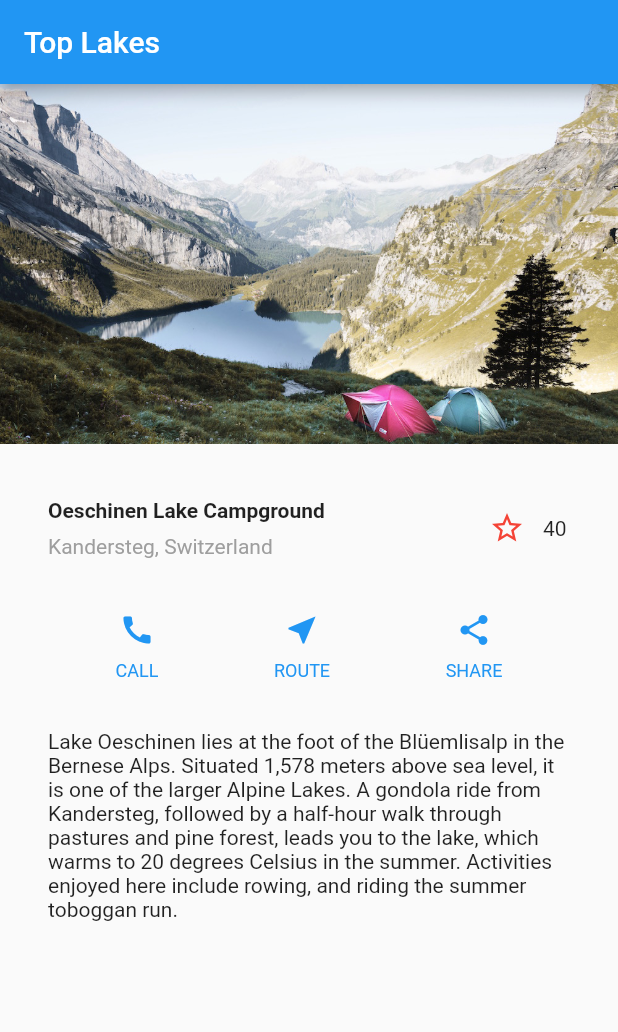
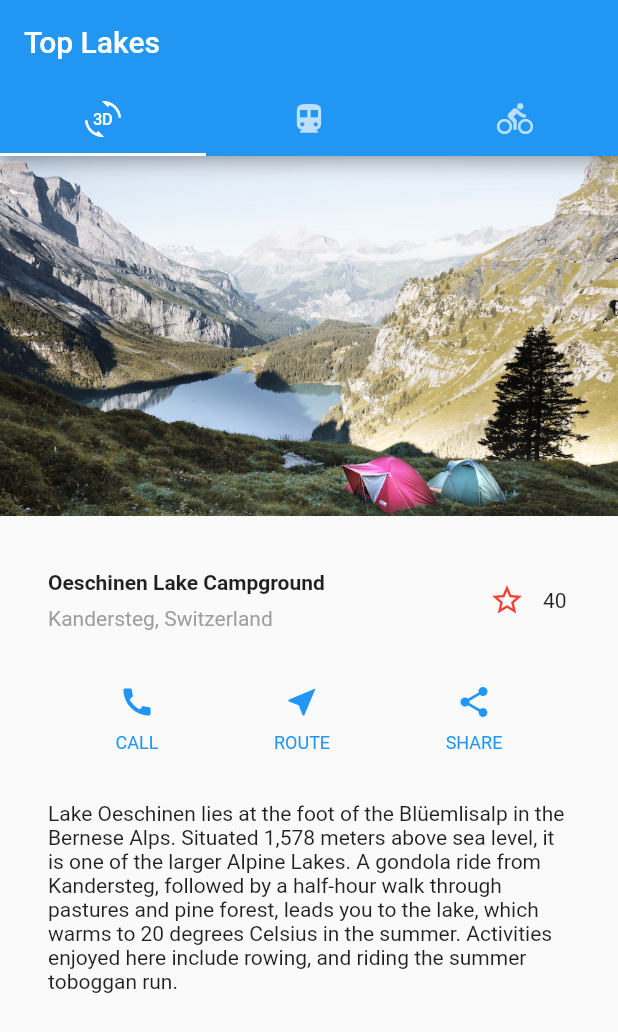
Before and after one commit to kdylko/kid, a Flutter app: the screen it shows after launch, after a tap on the "star" icon, on a phone screen of 412 x 824 dp. Shown: the top 1032 px of the screen. Run offline on Flutter 3.47's test engine with Material 2 defaults, Android fonts, the phone set to English and light mode, and no system bars; missing offline and left inert: spritewidget.

```diff
--- /dev/null
+++ b/kid/lib/favouritewidget.dart
@@ -0,0 +1,49 @@
+import 'package:flutter/material.dart';
+
+class FavoriteWidget extends StatefulWidget {
+  @override
+  _FavoriteWidgetState createState() => new _FavoriteWidgetState();
+}
+
+class _FavoriteWidgetState extends State<FavoriteWidget> {
+  bool _isFavorited = true;
+  int _favoriteCount = 41;
+
+  void _toggleFavorite() {
+    setState(() {
+      // If the lake is currently favorited, unfavorite it.
+      if (_isFavorited) {
+        _favoriteCount -= 1;
+        _isFavorited = false;
+        // Otherwise, favorite it.
+      } else {
+        _favoriteCount += 1;
+        _isFavorited = true;
+      }
+    });
+  }
+  @override
+  Widget build(BuildContext context) {
+    return new Row(
+      mainAxisSize: MainAxisSize.min,
+      children: [
+        new Container(
+          padding: new EdgeInsets.all(0.0),
+          child: new IconButton(
+            icon: (_isFavorited
+                ? new Icon(Icons.star)
+                : new Icon(Icons.star_border)),
+            color: Colors.red[500],
+            onPressed: _toggleFavorite,
+          ),
+        ),
+        new SizedBox(
+          width: 18.0,
+          child: new Container(
+            child: new Text('$_favoriteCount'),
+          ),
+        ),
+      ],
+    );
+  }
+}
--- a/kid/lib/main.dart
+++ b/kid/lib/main.dart
@@ -6,58 +6,13 @@ import 'package:flutter/cupertino.dart';
 import 'package:flutter/material.dart';
 // Uncomment lines 7 and 10 to view the visual layout at runtime.
 //import 'package:flutter/rendering.dart' show debugPaintSizeEnabled;
+import 'favouritewidget.dart';
+import 'spriteapp.dart';
+import 'package:spritewidget/spritewidget.dart';
 
 void main() {
   //debugPaintSizeEnabled = true;
   runApp(new MyApp());
-}
-
-class FavoriteWidget extends StatefulWidget {
-  @override
-  _FavoriteWidgetState createState() => new _FavoriteWidgetState();
-}
-
-class _FavoriteWidgetState extends State<FavoriteWidget> {
-  bool _isFavorited = true;
-  int _favoriteCount = 41;
-
-  void _toggleFavorite() {
-    setState(() {
-      // If the lake is currently favorited, unfavorite it.
-      if (_isFavorited) {
-        _favoriteCount -= 1;
-        _isFavorited = false;
-        // Otherwise, favorite it.
-      } else {
-        _favoriteCount += 1;
-        _isFavorited = true;
-      }
-    });
-  }
-  @override
-  Widget build(BuildContext context) {
-    return new Row(
-      mainAxisSize: MainAxisSize.min,
-      children: [
-        new Container(
-          padding: new EdgeInsets.all(0.0),
-          child: new IconButton(
-            icon: (_isFavorited
-                ? new Icon(Icons.star)
-                : new Icon(Icons.star_border)),
-            color: Colors.red[500],
-            onPressed: _toggleFavorite,
-          ),
-        ),
-        new SizedBox(
-          width: 18.0,
-          child: new Container(
-            child: new Text('$_favoriteCount'),
-          ),
-        ),
-      ],
-    );
-  }
 }
 
 
@@ -139,13 +94,8 @@ Lake Oeschinen lies at the foot of the Blüemlisalp in the Bernese Alps. Situate
       ),
     );
 
-    return new MaterialApp(
-      title: 'Flutter Demo',
-      home: new Scaffold(
-        appBar: new AppBar(
-          title: new Text('Top Lakes'),
-        ),
-        body: new ListView(
+
+    Widget demoapp = new Column(
       children: [
         new Image.asset(
               'images/lake.jpg',
@@ -156,8 +106,36 @@ Lake Oeschinen lies at the foot of the Blüemlisalp in the Bernese Alps. Situate
         titleSection,
         buttonSection,
         textSection,
+      ]
+    );
 
+    Widget secondtab = new Center(
+      child: new Game(),
+    );
+
+    return new MaterialApp(
+      title: 'Flutter Demo',
+      home: new DefaultTabController(
+        length:3,
+        child: new Scaffold(
+          appBar: new AppBar(
+            bottom: new TabBar(
+              tabs: <Widget>[
+                new Tab(icon: new Icon(Icons.threed_rotation)),
+                new Tab(icon: new Icon(Icons.directions_transit)),
+                new Tab(icon: new Icon(Icons.directions_bike)),
               ],
+            ),
+            title: new Text('Top Lakes'),
+          ),
+          body: new TabBarView(
+            children: [
+              demoapp,
+              secondtab,
+              new Icon(Icons.directions_bike),
+
+            ]
+          ),
         ),
       ),
     );
--- /dev/null
+++ b/kid/lib/spriteapp.dart
@@ -0,0 +1,25 @@
+import 'package:flutter/material.dart';
+import 'package:spritewidget/spritewidget.dart';
+
+class Game extends StatefulWidget {
+  @override
+  MyWidgetState createState() => new MyWidgetState();
+}
+
+class MyWidgetState extends State<Game> {
+  NodeWithSize rootNode;
+
+  @override
+  void initState() {
+    super.initState();
+    rootNode = new NodeWithSize(const Size(1024.0, 1024.0));
+  }
+
+  @override
+  Widget build(BuildContext context) {
+    return new SpriteWidget(
+      rootNode
+      );
+  }
+
+}
```
Lines whose indentation alone changed are shown as unchanged.
